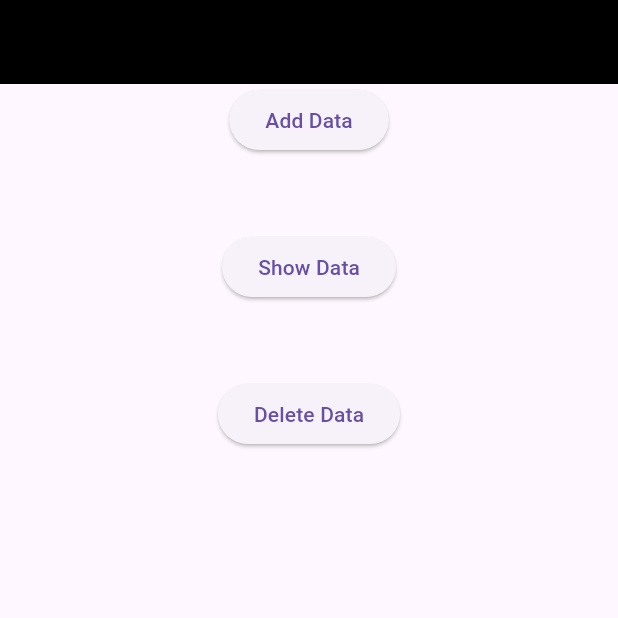
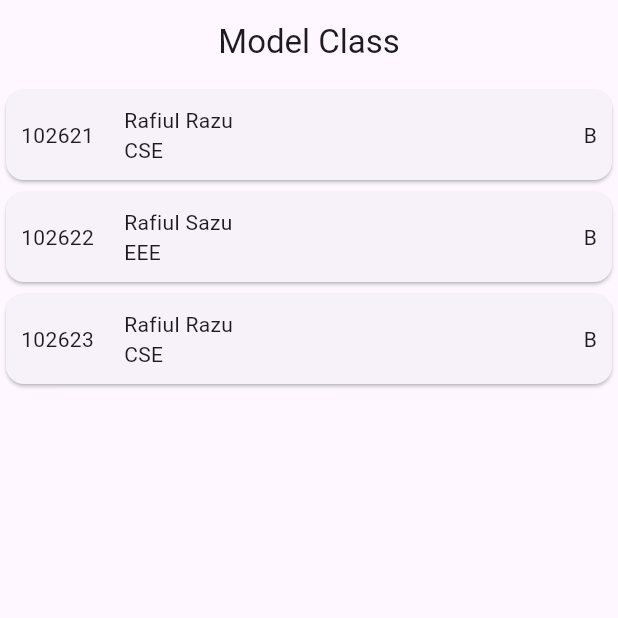
Before and after one commit to RaFiuL-RaZu/project, a Flutter app: the screen it shows after launch, on a phone screen of 412 x 824 dp, the top half of it. Run offline on Flutter 3.47's test engine with Material 3 defaults, Android fonts, the phone set to English and light mode, and no system bars; our stand-ins replace flutter_easyloading, flutter_secure_storage, shared_preferences.

Commit message:
model commit

```diff
--- /dev/null
+++ b/lib/ModelClass.dart
@@ -0,0 +1,55 @@
+
+
+import 'package:flutter/material.dart';
+
+class ModelclassTest extends StatefulWidget {
+  const ModelclassTest({super.key});
+
+  @override
+  State<ModelclassTest> createState() => _ModelclassTestState();
+}
+
+class _ModelclassTestState extends State<ModelclassTest> {
+
+  List studentInfo=[
+    {"id":"102621","name":"Rafiul Razu","dept":"CSE","sec":"B"},
+    {"id":"102622","name":"Rafiul Sazu","dept":"EEE","sec":"B"},
+    {"id":"102623","name":"Rafiul Razu","dept":"CSE","sec":"B"},
+  ];
+  @override
+  Widget build(BuildContext context) {
+    return Scaffold(
+      appBar: AppBar(
+        title: Text("Model Class"),
+        centerTitle: true,
+      ),
+      body:ListView.builder(
+        itemCount: 3,
+          itemBuilder: (context,index){
+        return Card(
+          child:Padding(
+            padding: const EdgeInsets.all(10.0),
+            child: Row(
+              mainAxisAlignment: MainAxisAlignment.spaceBetween,
+              children: [
+                Text("${studentInfo[index]["id"]}"),
+                SizedBox(width: 20,),
+                Column(
+                  crossAxisAlignment: CrossAxisAlignment.start,
+                  children: [
+                    Text("${studentInfo[index]["name"]}"),
+                    Text("${studentInfo[index]["dept"]}"),
+                  ],
+                ),
+                Spacer(),
+                Text("${studentInfo[index]["sec"]}"),
+              ],
+            ),
+          ),
+        );
+      }),
+
+
+    );
+  }
+}
--- a/lib/main.dart
+++ b/lib/main.dart
@@ -7,6 +7,7 @@ import 'package:project1/EasyStore.dart';
 import 'package:project1/Local_test/local_test.dart';
 import 'package:project1/Loginsetup/SpalashScren.dart';
 import 'package:project1/Loginsetup/loginPage.dart';
+import 'package:project1/ModelClass.dart';
 import 'package:project1/NoteApp/noteapp.dart';
 
 void main(){
@@ -25,7 +26,7 @@ class MyApp extends StatelessWidget{
     return MaterialApp(
       builder: EasyLoading.init(),
       debugShowCheckedModeBanner: false,
-      home:localTestScren(),
+      home:ModelclassTest(),
     );
   }
 
```
